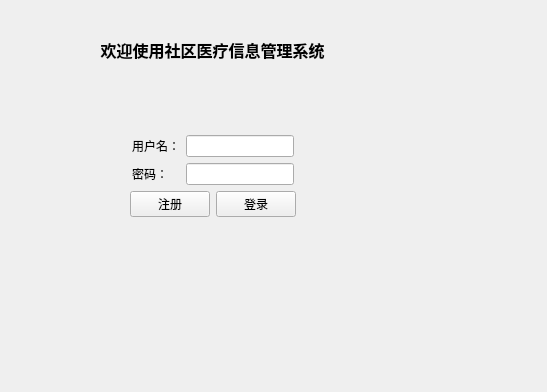
This is loginview.ui in Meroasis/QtMedicinesystem as Qt 5 draws it before an edit; both pictures show x 103 to 650 and y 108 to 500 of the 650 by 500 pixel window. The edited form follows.
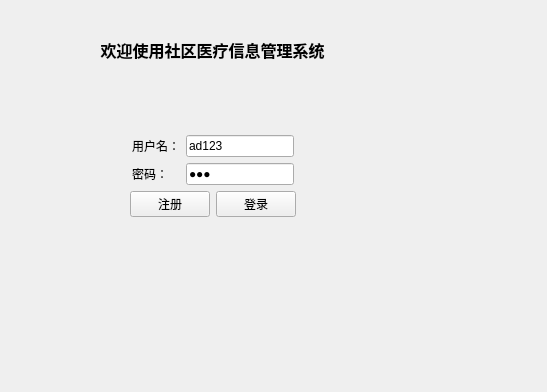
This is the edited form.

```diff
--- a/loginview.ui
+++ b/loginview.ui
@@ -93,7 +93,11 @@
          </widget>
         </item>
         <item row="0" column="1">
-         <widget class="QLineEdit" name="InputName"/>
+         <widget class="QLineEdit" name="InputName">
+          <property name="text">
+           <string>ad123</string>
+          </property>
+         </widget>
         </item>
         <item row="1" column="0">
          <widget class="QLabel" name="label_3">
@@ -104,6 +108,9 @@
         </item>
         <item row="1" column="1">
          <widget class="QLineEdit" name="InputPassword">
+          <property name="text">
+           <string>123</string>
+          </property>
           <property name="echoMode">
            <enum>QLineEdit::EchoMode::Password</enum>
           </property>
```
